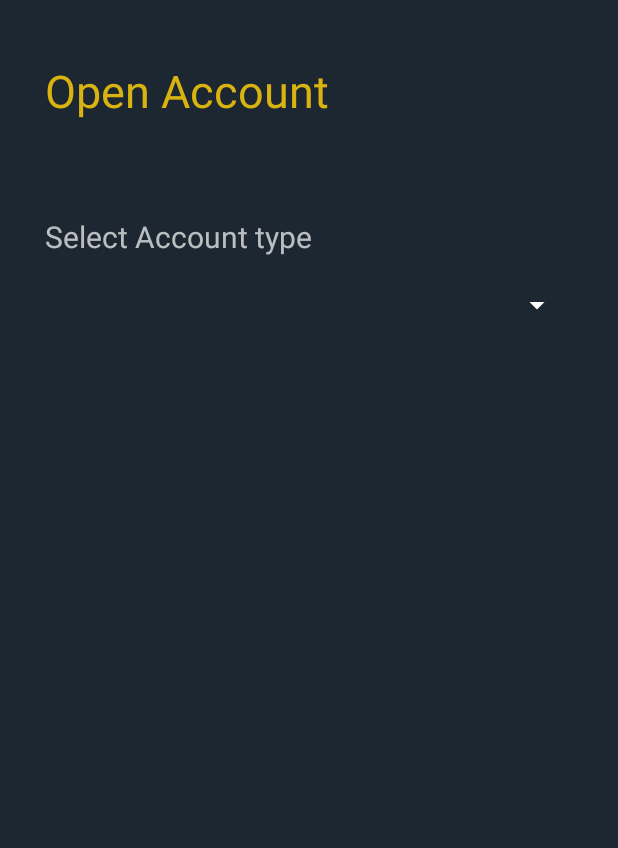
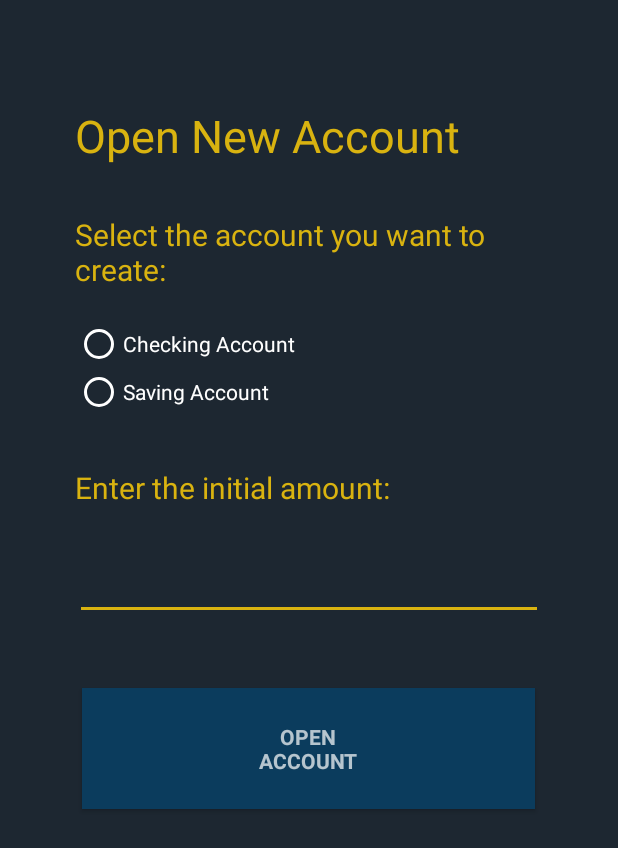
Before and after one commit to SWE443-TeamRed/open-bank, an Android app: the layout fragment_open_account.xml on its own in the app's theme, with its tools: preview values and no code run, on a phone screen of 412 x 824 dp. Shown: the top 848 px of the screen. Run offline under Robolectric (Android 15) with nearby library versions, the phone set to English and light mode, and no system bars.

Commit message:
Fixed Open Account and Users Info, Added the mockups

```diff
--- a/OpenBankApplication/app/src/main/java/com/app/swe443/openbankapp/MainActivity.java
+++ b/OpenBankApplication/app/src/main/java/com/app/swe443/openbankapp/MainActivity.java
@@ -245,7 +245,6 @@ public class MainActivity extends AppCompatActivity
 //        transaction.addToBackStack(null);
 //        transaction.commit();
 
-
         return true;
 
     }
--- a/OpenBankApplication/app/src/main/res/layout/fragment_open_account.xml
+++ b/OpenBankApplication/app/src/main/res/layout/fragment_open_account.xml
@@ -1,17 +1,16 @@
 <?xml version="1.0" encoding="utf-8"?>
 <LinearLayout xmlns:android="http://schemas.android.com/apk/res/android"
-    android:orientation="vertical" android:layout_width="match_parent"
-    android:layout_height="match_parent">
-
-    <RelativeLayout
-        android:id="@+id/content"
+    android:layout_height="match_parent"
     android:layout_width="match_parent"
-        android:layout_height="match_parent"
-        android:layout_below="@id/toolbar"
-        android:layout_marginBottom="50dp"
-        android:layout_marginLeft="30dp"
-        android:layout_marginRight="30dp"
-        android:layout_marginTop="20dp">
+    xmlns:tools="http://schemas.android.com/tools"
+    android:gravity="center_horizontal"
+    android:orientation="vertical"
+    android:paddingBottom="50dp"
+    android:paddingLeft="50dp"
+    android:paddingRight="50dp"
+    android:paddingTop="50dp"
+    android:weightSum="0.8"
+    tools:context="com.app.swe443.openbankapp.SignUp1Activity">
 
     <TextView
         android:id="@+id/open_account_text"
@@ -19,28 +18,104 @@
         android:layout_height="wrap_content"
         android:layout_marginBottom="20dp"
         android:layout_marginTop="20dp"
-            android:text="Open Account"
+        android:text="Open New Account"
         android:textColor="@color/colorAccent"
         android:textSize="30sp" />
 
 
     <TextView
-            android:id="@+id/select_type_text"
+        android:id="@+id/account_type"
         android:layout_width="match_parent"
         android:layout_height="wrap_content"
-            android:layout_below="@id/open_account_text"
-            android:text="Select Account type"
-            android:textSize="20sp"
-            android:layout_marginTop="43dp"/>
+        android:layout_alignParentLeft="true"
+        android:layout_alignParentStart="true"
+        android:layout_alignParentTop="true"
+        android:layout_marginTop="12dp"
+        android:text="Select the account you want to create:"
+        android:textColor="@color/colorAccent"
+        android:textSize="20sp" />
 
-        <Spinner
-            android:id="@+id/spinner"
+    <RadioGroup
+        android:id="@+id/radio_group"
+        android:layout_width="match_parent"
+        android:layout_height="118dp"
+        android:layout_above="@+id/intial_value_txt"
+        android:layout_alignParentEnd="true"
+        android:layout_alignParentRight="true"
+        android:layout_below="@+id/account_type"
+        android:weightSum="1">
+
+        <RadioButton
+            android:id="@+id/checking_rad"
+            android:layout_width="wrap_content"
+            android:layout_height="wrap_content"
+            android:layout_marginTop="20dp"
+            android:text="Checking Account" />
+
+        <RadioButton
+            android:id="@+id/savings_rad"
+            android:layout_width="wrap_content"
+            android:layout_height="wrap_content"
+            android:text="Saving Account" />
+
+    </RadioGroup>
+
+    <TextView
+        android:id="@+id/intial_value_txt"
+        android:layout_width="match_parent"
+        android:layout_height="46dp"
+        android:layout_alignParentLeft="true"
+        android:layout_alignParentStart="true"
+        android:layout_alignParentTop="true"
+        android:text="Enter the initial amount:"
+        android:textColor="@color/colorAccent"
+        android:textSize="20sp" />
+
+    <android.support.design.widget.TextInputLayout
+        android:layout_width="match_parent"
+        android:layout_height="wrap_content">
+
+        <AutoCompleteTextView
+            android:id="@+id/initail_value"
             android:layout_width="match_parent"
             android:layout_height="wrap_content"
-            android:layout_below="@+id/select_type_text"
-            android:layout_centerHorizontal="true"
-            android:layout_marginTop="20dp" />
+            android:ems="10"
+            android:inputType="numberDecimal" />
+
+    </android.support.design.widget.TextInputLayout>
+
+    <RelativeLayout
+        android:id="@+id/sign_up_form4"
+        android:layout_width="match_parent"
+        android:layout_height="45dp"
+        android:orientation="vertical">
+
+        <android.support.design.widget.TextInputLayout
+            android:id="@+id/textInputLayout"
+            android:layout_width="match_parent"
+            android:layout_height="wrap_content"
+            android:layout_alignParentBottom="true"
+            android:layout_alignParentLeft="true"
+            android:layout_alignParentStart="true"
+            android:layout_marginBottom="31dp">
+
+        </android.support.design.widget.TextInputLayout>
+
 
     </RelativeLayout>
 
+    <Button
+        android:id="@+id/open_account_button"
+        style="?android:textAppearanceSmall"
+        android:layout_width="302dp"
+        android:layout_height="35dp"
+        android:layout_alignParentLeft="true"
+        android:layout_alignParentStart="true"
+        android:layout_gravity="center"
+        android:layout_weight="0.13"
+        android:background="#0b3c5d"
+        android:paddingLeft="100dp"
+        android:paddingRight="100dp"
+        android:text="Open Account"
+        android:textStyle="bold" />
 </LinearLayout>
```
Also changed, not shown: OpenBankApplication/app/src/main/java/com/app/swe443/openbankapp/OpenAccountFrag.java (+74 -51 lines), OpenBankApplication/app/src/main/java/com/app/swe443/openbankapp/UsersFrag.java (+53 -2 lines), OpenBankApplication/app/src/main/res/layout/fragment_user_info.xml (+43 -30 lines), OpenBankApplication/app/src/main/res/layout/fragment_users_info.xml (deleted, +0 -130 lines), 2 other files. Lines whose indentation alone changed are shown as unchanged.
